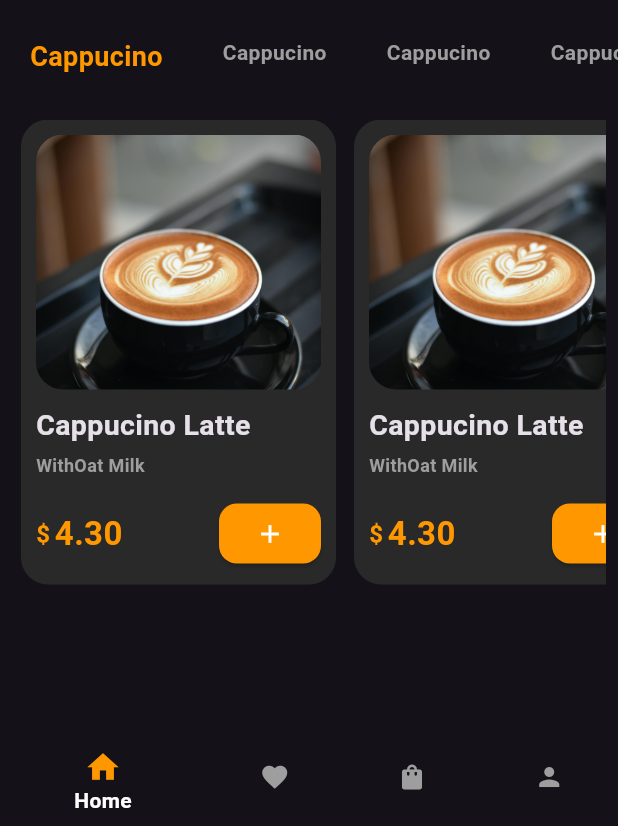
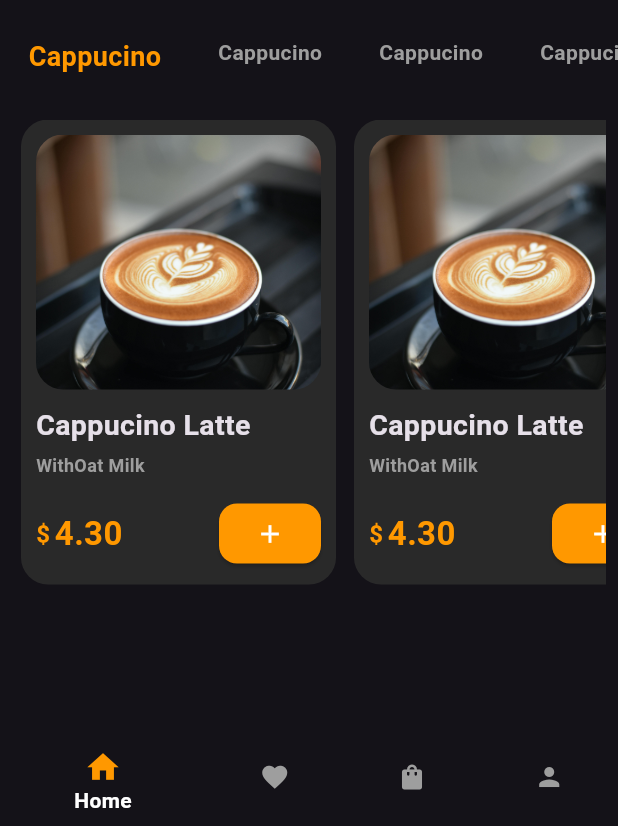
Before and after one commit to ankithshetty17/Cofee-UI, a Flutter app: the screen it shows after launch, on a phone screen of 412 x 824 dp, the part 410-1236 px from its top. Run offline on Flutter 3.47's test engine with Material 3 defaults, Android fonts, the phone set to English and light mode, and no system bars.

```diff
--- a/lib/widgets/cofeeview_text.dart
+++ b/lib/widgets/cofeeview_text.dart
@@ -7,7 +7,7 @@ class CofeeviewText extends StatelessWidget {
 
   @override
   Widget build(BuildContext context) {
-    return Padding(padding: EdgeInsets.symmetric(horizontal: 20),
+    return Padding(padding: EdgeInsets.symmetric(horizontal: 19),
     child:
     Text(
       text,
```
